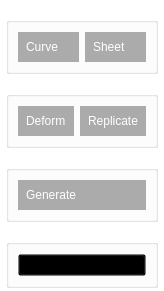
First picture: the form in source/Tools/Sketch/sketch.ui, repository ialhashim/TopoBlender, before the edit.
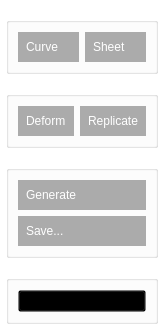
Second picture: the form after the edit.

```diff
--- a/source/Tools/Sketch/sketch.ui
+++ b/source/Tools/Sketch/sketch.ui
@@ -7,7 +7,7 @@
     <x>0</x>
     <y>0</y>
     <width>159</width>
-    <height>260</height>
+    <height>291</height>
    </rect>
   </property>
   <property name="windowTitle">
@@ -137,6 +137,13 @@
         </property>
        </widget>
       </item>
+      <item row="1" column="0">
+       <widget class="QPushButton" name="saveButton">
+        <property name="text">
+         <string>Save...</string>
+        </property>
+       </widget>
+      </item>
      </layout>
     </widget>
    </item>
```
